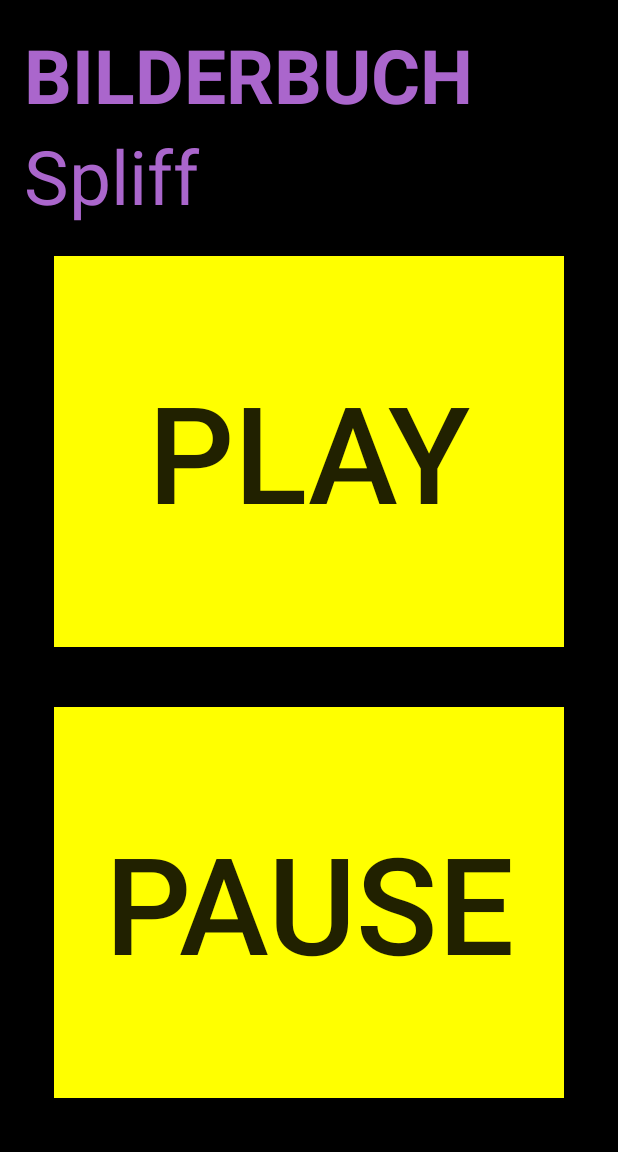
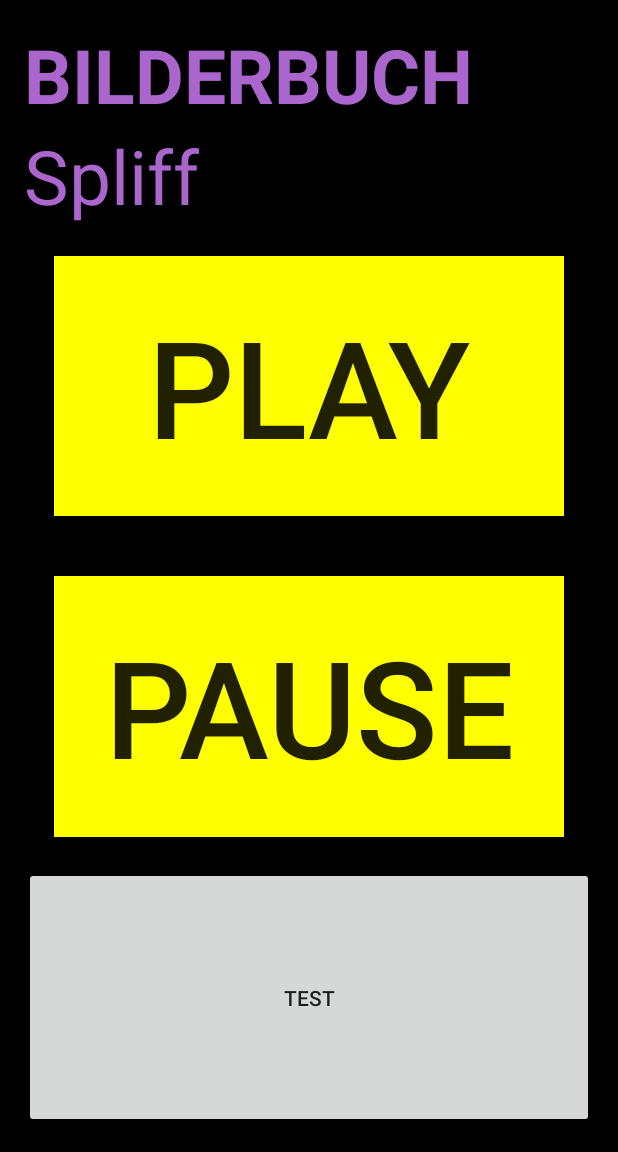
Before and after one commit to BlondEgoiste/Sampleaudioapp, an Android app: the screen it shows after launch (MainActivity), on a phone screen of 412 x 824 dp, the part 84-1236 px from its top. Run offline under Robolectric (Android 15) with nearby library versions, the phone set to English and light mode, and no system bars.

Commit message:
Added test button to layout

```diff
--- a/app/src/main/res/layout/activity_main.xml
+++ b/app/src/main/res/layout/activity_main.xml
@@ -47,4 +47,10 @@
         android:background="#FFFF00"
         android:layout_margin="20dp"
         android:textSize="90dp"/>
+
+    <Button
+        android:layout_width="match_parent"
+        android:layout_height="0dp"
+        android:layout_weight="1"
+        android:text="test"/>
 </LinearLayout>
```
